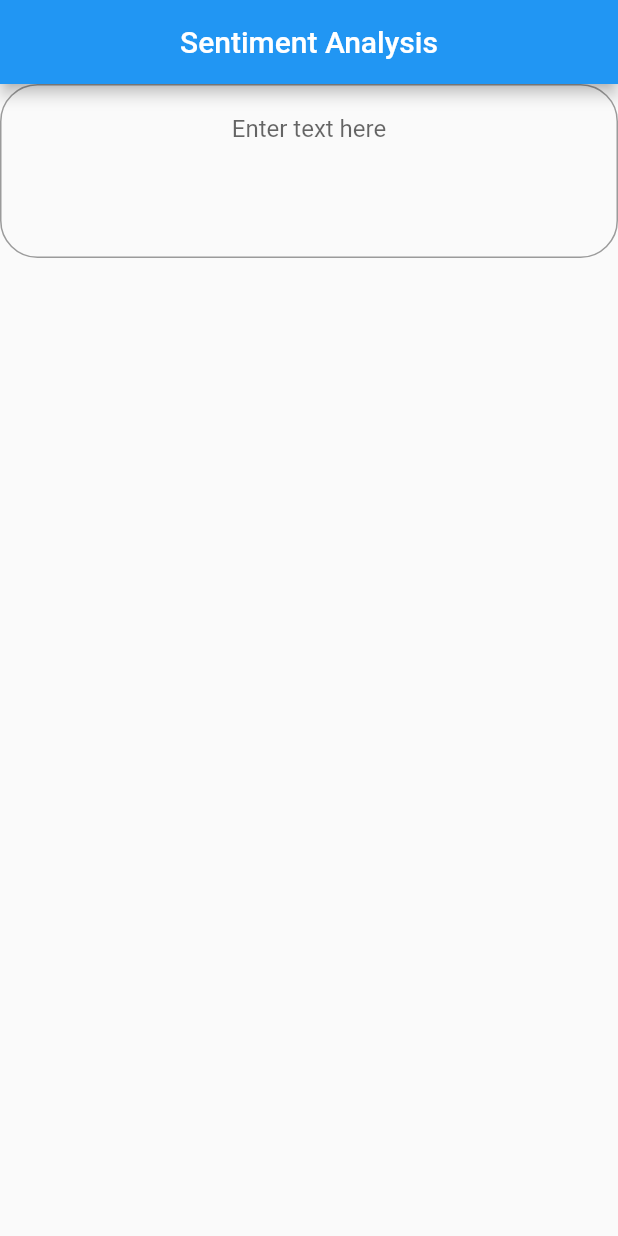
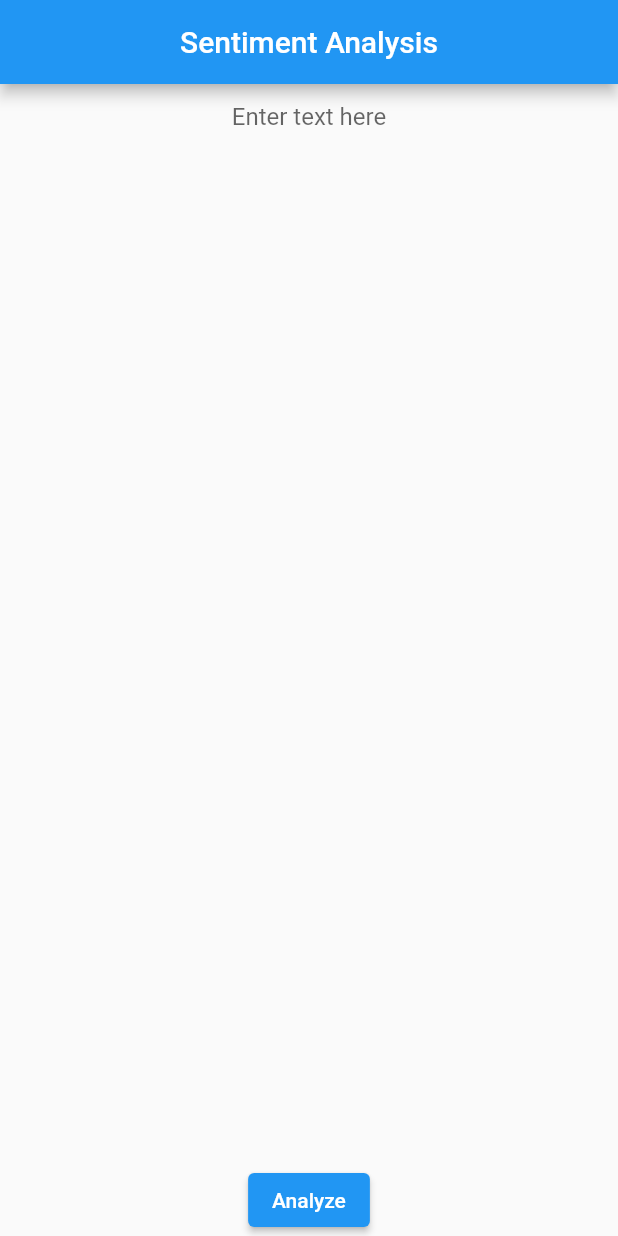
Before and after one commit to Aaq007/sentiment-analysis-app, a Flutter app: the screen it shows after launch, on a phone screen of 412 x 824 dp. Run offline on Flutter 3.47's test engine with Material 2 defaults, Android fonts, the light colour scheme and no system bars.

Commit message:
Modified textfield border

```diff
--- a/lib/home_page.dart
+++ b/lib/home_page.dart
@@ -17,19 +17,28 @@ class _HomePageState extends State<HomePage> {
         centerTitle: true,
       ),
       body: Column(
-        children: const [
-          TextField(
+        children: [
+          const Expanded(
+            child: TextField(
               textAlign: TextAlign.center,
               maxLines: null,
-            minLines: 4,
+              minLines: 20,
               decoration: InputDecoration(
                   hintText: 'Enter text here',
                   alignLabelWithHint: true,
-              border: OutlineInputBorder(
-                borderRadius: BorderRadius.all(Radius.circular(25.0)),
-              ),
+                  enabledBorder: InputBorder.none,
+                  disabledBorder: InputBorder.none
+
+                  // border: UnderlineInputBorder(
+                  //   borderRadius: BorderRadius.zero,
+                  // ),
                   // labelText: 'Text',
                   ),
+            ),
+          ),
+          ElevatedButton(
+            onPressed: () {},
+            child: const Text('Analyze'),
           )
         ],
       ),
```
Lines whose indentation alone changed are shown as unchanged.
